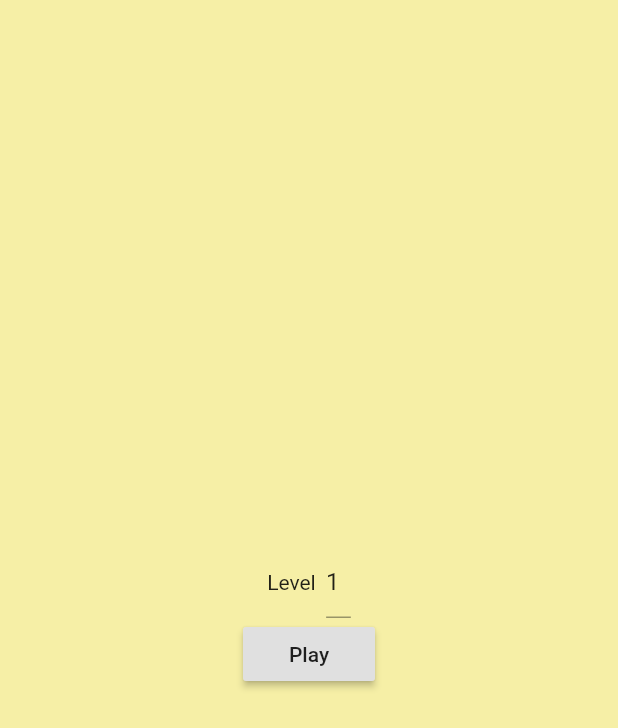
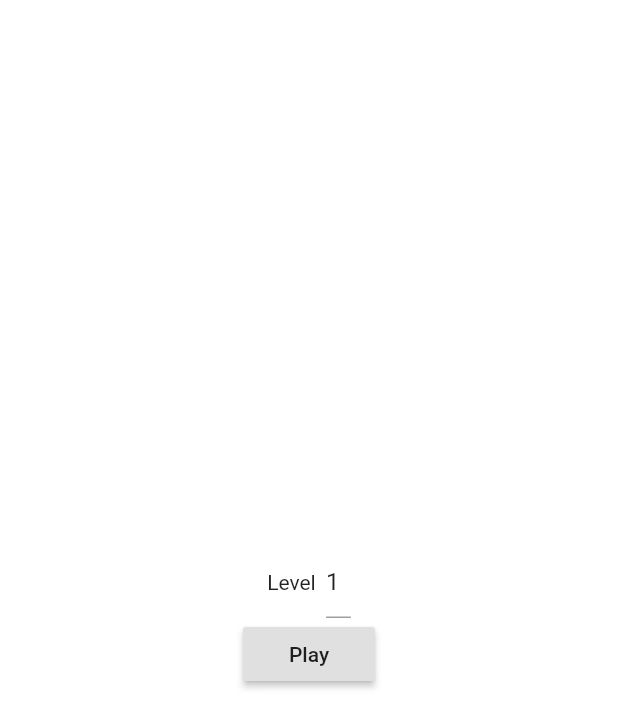
Before and after one commit to LiquidatorCoder/boxdash, a Flutter app: the screen it shows after launch, on a phone screen of 412 x 824 dp. Shown: the top 728 px of the screen. Run offline on Flutter 3.47's test engine with Material 2 defaults, Android fonts, the phone set to English and light mode, and no system bars; missing offline and left inert: flame.

Commit message:
added new colors and shadermask

```diff
--- a/lib/components/bg.dart
+++ b/lib/components/bg.dart
@@ -1,9 +1,10 @@
 import 'dart:ui';
 import 'package:flame/components/component.dart';
 import 'package:flame/components/mixins/resizable.dart';
+import 'package:flutter/material.dart';
 
 class Bg extends Component with Resizable {
-  Paint bgPaint = Paint()..color = Color(0xfff6efa6);
+  Paint bgPaint = Paint()..color = Colors.white;
   @override
   void render(Canvas c) {
     c.drawRect(Rect.fromLTWH(0, 0, size.width, size.height), bgPaint);
```
Also changed, not shown: lib/main.dart (+12 -3 lines).
